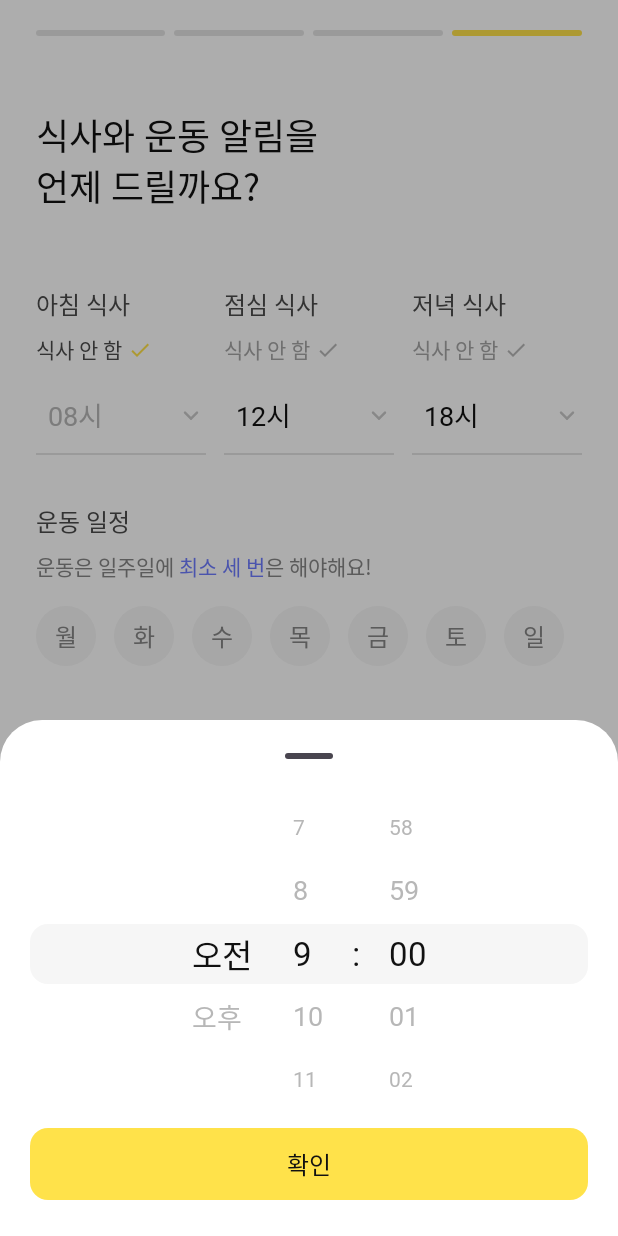
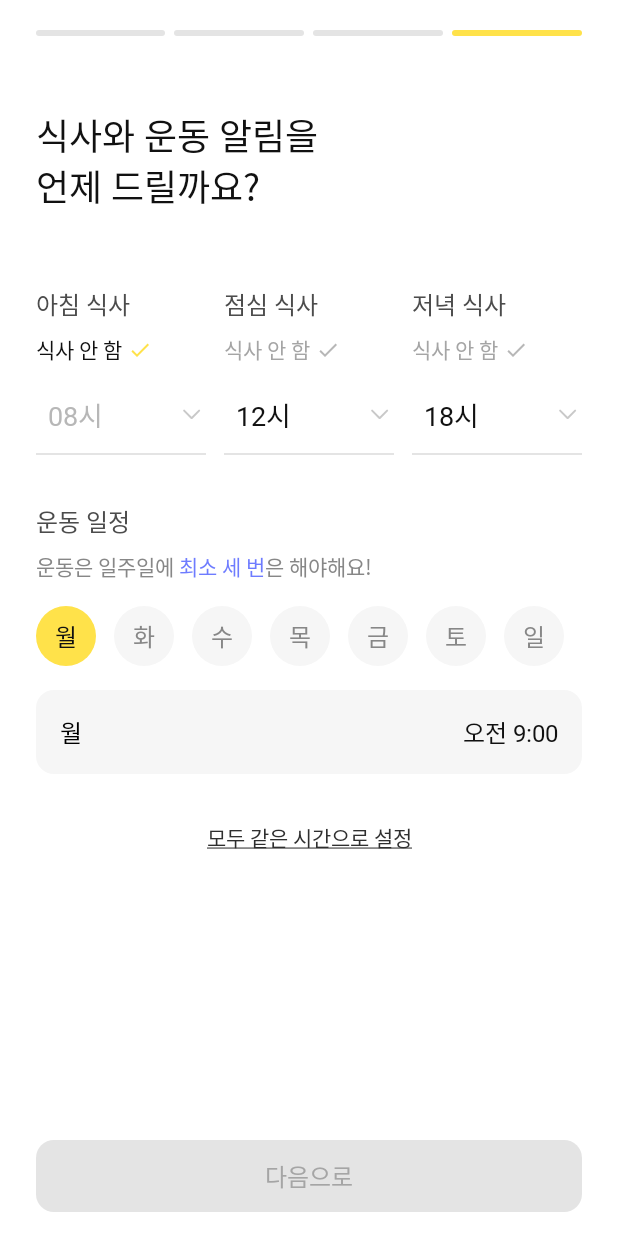
Before and after one commit to Central-MakeUs/mody-android, an Android app built with Jetpack Compose: the AlarmScreen screen opened through its navigation route, after a tap on an icon or button, on a phone screen of 412 x 824 dp. Run offline under Robolectric (Android 15) with nearby library versions, the phone set to English and light mode, and no system bars; our stand-ins replace Dagger/Hilt's generated code; Roboto replaces fonts that are not available here; 3 other taps on this screen came first.

Commit message:
feat(onboarding): 알림 화면 디테일 반영
- 운동 요일 선택 시 시간 모달 없이 기본 오전 9:00로 즉시 지정
  (시간 변경은 선택된 요일의 시간 행 탭으로)
- 식사 시각 드롭다운 화살표를 ic_up/ic_down 아이콘으로 교체
  (열림: ic_down·gray09 / 닫힘: ic_up·gray03)
- "식사 안 함" 텍스트 c1 → SemiBold 오버라이드
- Scaffold 서브타이틀 c1 → b7

Co-Authored-By: Claude Opus 4.8 <noreply@anthropic.com>

```diff
--- a/feature/onboarding/src/main/java/com/makeus/mody/feature/onboarding/alarm/AlarmScreen.kt
+++ b/feature/onboarding/src/main/java/com/makeus/mody/feature/onboarding/alarm/AlarmScreen.kt
@@ -1,6 +1,5 @@
 package com.makeus.mody.feature.onboarding.alarm
 
-import androidx.compose.foundation.Canvas
 import androidx.compose.foundation.background
 import androidx.compose.foundation.clickable
 import androidx.compose.foundation.layout.Arrangement
@@ -33,12 +32,11 @@ import androidx.compose.runtime.setValue
 import androidx.compose.ui.Alignment
 import androidx.compose.ui.Modifier
 import androidx.compose.ui.draw.clip
-import androidx.compose.ui.draw.rotate
-import androidx.compose.ui.geometry.Offset
 import androidx.compose.ui.graphics.Color
-import androidx.compose.ui.graphics.StrokeCap
+import androidx.compose.ui.res.painterResource
 import androidx.compose.ui.text.SpanStyle
 import androidx.compose.ui.text.buildAnnotatedString
+import androidx.compose.ui.text.font.FontWeight
 import androidx.compose.ui.text.style.TextAlign
 import androidx.compose.ui.text.style.TextDecoration
 import androidx.compose.ui.text.withStyle
@@ -46,6 +44,7 @@ import androidx.compose.ui.unit.dp
 import androidx.lifecycle.compose.collectAsStateWithLifecycle
 import com.makeus.mody.core.designsystem.component.ModyButton
 import com.makeus.mody.core.designsystem.component.ModyButtonVariant
+import com.makeus.mody.core.designsystem.icon.ModyIcons
 import com.makeus.mody.core.designsystem.theme.ModyTheme
 import com.makeus.mody.feature.onboarding.OnboardingViewModel
 import com.makeus.mody.feature.onboarding.component.OnboardingScaffold
@@ -156,7 +155,8 @@ fun AlarmScreen(viewModel: OnboardingViewModel) {
                         if (day in state.exerciseDays) {
                             viewModel.onIntent(OnboardingIntent.ExerciseDayRemoved(day))
                         } else {
-                            exerciseModal = ExerciseModal.Day(day, TimeOfDay(9, 0))
+                            // 요일 선택 시 기본 오전 9:00로 바로 지정(모달 없이). 시간 변경은 아래 시간 행 탭.
+                            viewModel.onIntent(OnboardingIntent.ExerciseDaySet(day, 9, 0))
                         }
                     },
                 )
@@ -179,7 +179,7 @@ fun AlarmScreen(viewModel: OnboardingViewModel) {
             Text(
                 text = "모두 같은 시간으로 설정",
                 style = ModyTheme.typography.c1,
-                color = ModyTheme.colors.gray07,
+                color = ModyTheme.colors.gray09,
                 textAlign = TextAlign.Center,
                 textDecoration = TextDecoration.Underline,
                 modifier = Modifier
@@ -253,8 +253,8 @@ private fun RowScope.MealColumn(
         ) {
             Text(
                 text = "식사 안 함",
-                style = ModyTheme.typography.c1,
-                color = if (skipped) ModyTheme.colors.gray08 else ModyTheme.colors.gray05,
+                style = ModyTheme.typography.c1.copy(fontWeight = FontWeight.SemiBold),
+                color = if (skipped) ModyTheme.colors.gray10 else ModyTheme.colors.gray05,
             )
             Spacer(modifier = Modifier.size(4.dp))
             CheckMark(checked = skipped)
@@ -276,9 +276,11 @@ private fun RowScope.MealColumn(
                     style = ModyTheme.typography.b4,
                     color = if (skipped) ModyTheme.colors.gray04 else ModyTheme.colors.gray10,
                 )
-                ChevronDown(
-                    tint = ModyTheme.colors.gray03,
-                    flipped = expanded,
+                Icon(
+                    painter = painterResource(if (expanded) ModyIcons.Down else ModyIcons.Up),
+                    contentDescription = null,
+                    tint = if (expanded) ModyTheme.colors.gray09 else ModyTheme.colors.gray03,
+                    modifier = Modifier.size(20.dp),
                 )
             }
 
@@ -488,29 +490,3 @@ private fun CheckMark(checked: Boolean) {
         modifier = Modifier.size(16.dp),
     )
 }
-
-@Composable
-private fun ChevronDown(tint: Color, flipped: Boolean = false) {
-    Canvas(
-        modifier = Modifier
-            .size(20.dp)
-            .rotate(if (flipped) 180f else 0f),
-    ) {
-        val w = size.width
-        val h = size.height
-        drawLine(
-            color = tint,
-            start = Offset(w * 0.3f, h * 0.42f),
-            end = Offset(w * 0.5f, h * 0.62f),
-            strokeWidth = 1.6.dp.toPx(),
-            cap = StrokeCap.Round,
-        )
-        drawLine(
-            color = tint,
-            start = Offset(w * 0.5f, h * 0.62f),
-            end = Offset(w * 0.7f, h * 0.42f),
-            strokeWidth = 1.6.dp.toPx(),
-            cap = StrokeCap.Round,
-        )
-    }
-}
--- a/feature/onboarding/src/main/java/com/makeus/mody/feature/onboarding/component/OnboardingScaffold.kt
+++ b/feature/onboarding/src/main/java/com/makeus/mody/feature/onboarding/component/OnboardingScaffold.kt
@@ -80,7 +80,7 @@ fun OnboardingScaffold(
             Spacer(modifier = Modifier.height(8.dp))
             Text(
                 text = subtitle,
-                style = ModyTheme.typography.c1,
+                style = ModyTheme.typography.b7,
                 color = ModyTheme.colors.gray06,
             )
         }
```
